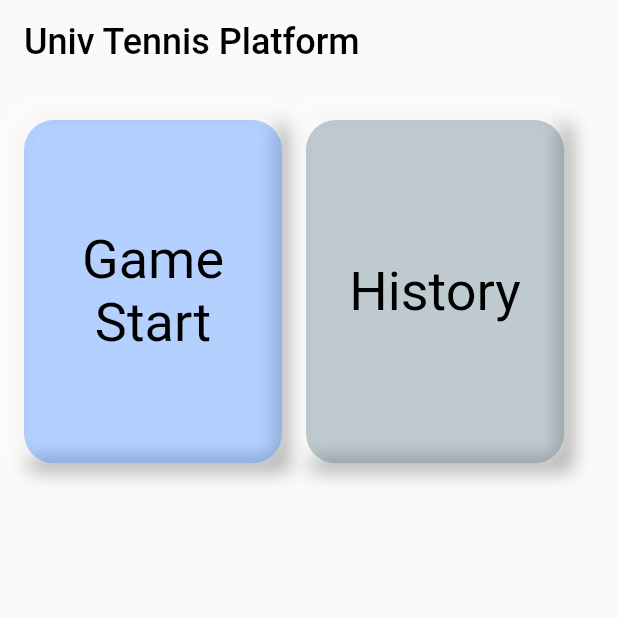
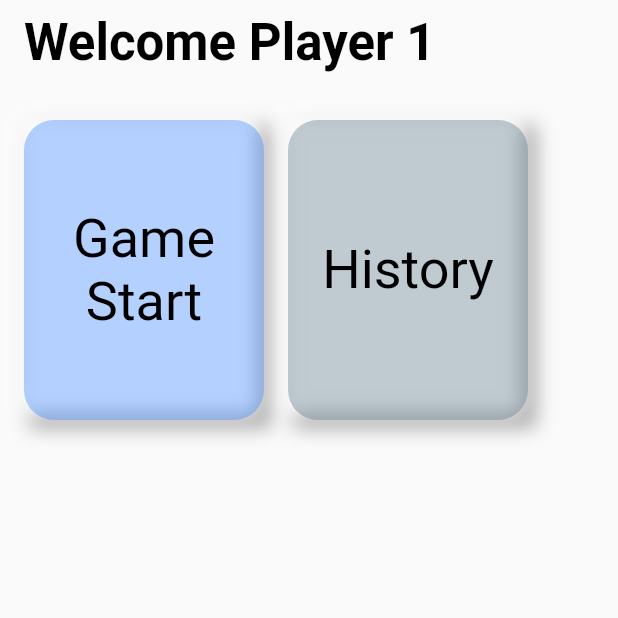
Before and after one commit to mosiccan/tennis_score_app, a Flutter app: the screen it shows after launch, on a phone screen of 412 x 824 dp, the top half of it. Run offline on Flutter 3.47's test engine with Material 2 defaults, Android fonts, the phone set to English and light mode, and no system bars; our stand-ins replace flutter_screenutil; missing offline and left inert: pixel_perfect.

Commit message:
feat: screenutil 추가,

```diff
--- a/lib/main.dart
+++ b/lib/main.dart
@@ -1,12 +1,19 @@
 import 'package:flutter/material.dart';
 import 'dart:collection';
 import './socreboard/korean_standard_nodeuce.dart';
+import 'package:flutter_screenutil/flutter_screenutil.dart';
+import 'package:pixel_perfect/pixel_perfect.dart';
 
 void main() => runApp(MainMenu());
 
 class MainMenu extends StatelessWidget {
   @override
   Widget build(BuildContext context) {
+    return ScreenUtilInit(
+      designSize: const Size(390, 844),
+      minTextAdapt: true,
+      splitScreenMode: true,
+      builder: (child) {
         return MaterialApp(
           title: 'Tennis Score System',
           debugShowCheckedModeBanner: false,
@@ -14,6 +21,8 @@ class MainMenu extends StatelessWidget {
             primarySwatch: Colors.green,
           ),
           home: const MyHomePage(title: 'Tennis Score System'),
+        );
+      },
     );
   }
 }
@@ -33,11 +42,12 @@ class _MyHomePageState extends State<MyHomePage> {
     return Scaffold(
       appBar: AppBar(
         centerTitle: false,
-        title: Text("Univ Tennis Platform",
+        title: Text("Welcome Player 1",
           style:
           TextStyle(
             color: Colors.black,
-            fontSize: 24,
+            fontSize: 34,
+            fontWeight: FontWeight.bold,
           ),
         ),
         backgroundColor: Colors.transparent,
@@ -76,8 +86,8 @@ class _MyHomePageState extends State<MyHomePage> {
                         ),
                         textAlign: TextAlign.center,
                       ),
-                      width: 172, // 160
-                      height: 229,  // 180
+                      width: 160, // 160
+                      height: 200,  // 180
                       color: Colors.blueAccent.withOpacity(0.4),
                     ),
                     borderRadius: BorderRadius.circular(20),
@@ -117,8 +127,8 @@ class _MyHomePageState extends State<MyHomePage> {
                         ),
                         textAlign: TextAlign.center,
                       ),
-                      width: 172, // 160
-                      height: 229,  // 180
+                      width: 160, // 160
+                      height: 200,  // 180
                       color: Colors.blueGrey.withOpacity(0.4),
                     ),
                     borderRadius: BorderRadius.circular(20),
--- a/lib/socreboard/korean_standard_nodeuce.dart
+++ b/lib/socreboard/korean_standard_nodeuce.dart
@@ -12,7 +12,7 @@ class korean_stadard_nodeuce_page extends StatelessWidget {
       theme: ThemeData(
         primarySwatch: Colors.green,
       ),
-      home: const MyHomePage(title: 'Tennis Score System'),
+      home: const MyHomePage(title: 'Game Start!'),
     );
   }
 }
```
Also changed, not shown: pubspec.yaml (+10 -12 lines), assets/main_page.png (added), pubspec.lock. Lines whose indentation alone changed are shown as unchanged.
